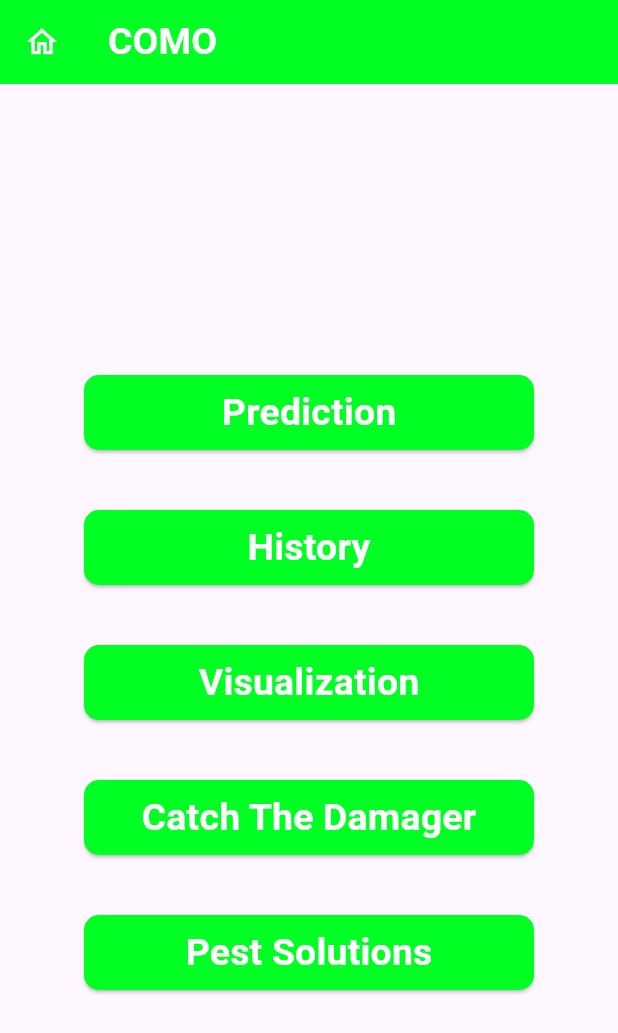
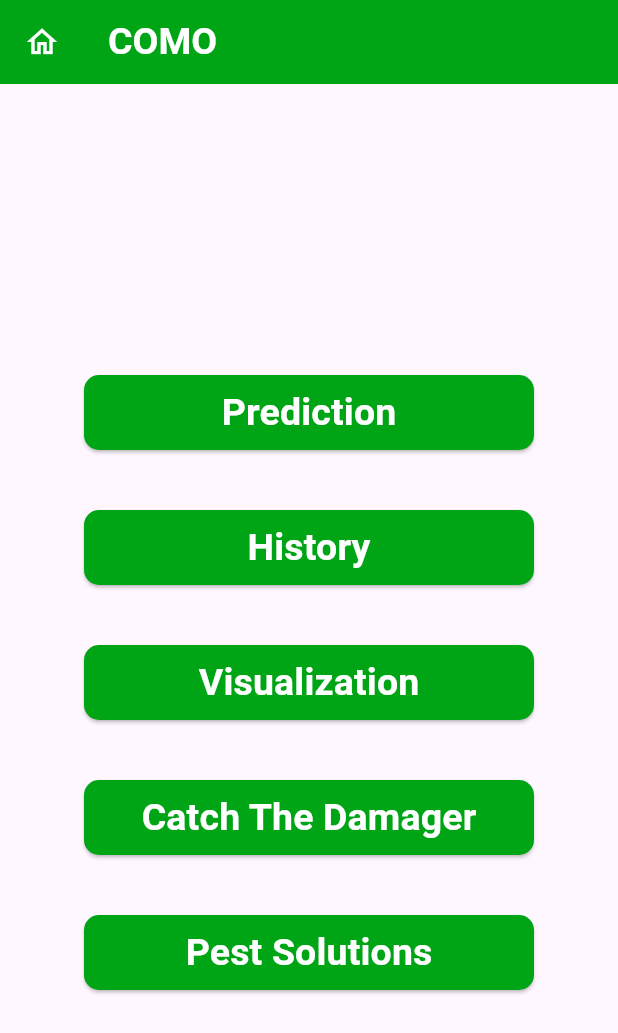
Before and after one commit to it20600334/COMO, a Flutter app: the screen it shows after launch, on a phone screen of 412 x 824 dp. Shown: the top 1033 px of the screen. Run offline on Flutter 3.47's test engine with Material 3 defaults, Android fonts, the light colour scheme and no system bars; our stand-ins replace firebase_core, firebase_database, flutter_svg, google_nav_bar, syncfusion_flutter_charts; accounts and stored records are empty.

Commit message:
color change

```diff
--- a/monkey_frontend/lib/Screens/homeScreen.dart
+++ b/monkey_frontend/lib/Screens/homeScreen.dart
@@ -18,7 +18,7 @@ class _HomePageState extends State<HomePage> {
   Widget build(BuildContext context) {
     return Scaffold(
       appBar: AppBar(
-        backgroundColor: const Color.fromARGB(255, 0, 255, 34),
+        backgroundColor: Color.fromARGB(255, 0, 165, 22),
         automaticallyImplyLeading: false,
         leading: IconButton(
           icon: const Icon(
@@ -66,7 +66,7 @@ class _HomePageState extends State<HomePage> {
                       fontWeight: FontWeight.bold),
                 ),
                 style: ElevatedButton.styleFrom(
-                  backgroundColor: Color.fromARGB(255, 0, 255, 34),
+                  backgroundColor: Color.fromARGB(255, 0, 165, 22),
                   shape: RoundedRectangleBorder(
                       borderRadius: BorderRadius.circular(10)),
                 ),
@@ -91,7 +91,7 @@ class _HomePageState extends State<HomePage> {
                       fontWeight: FontWeight.bold),
                 ),
                 style: ElevatedButton.styleFrom(
-                  backgroundColor: Color.fromARGB(255, 0, 255, 34),
+                  backgroundColor: Color.fromARGB(255, 0, 165, 22),
                   shape: RoundedRectangleBorder(
                       borderRadius: BorderRadius.circular(10)),
                 ),
@@ -118,7 +118,7 @@ class _HomePageState extends State<HomePage> {
                       fontWeight: FontWeight.bold),
                 ),
                 style: ElevatedButton.styleFrom(
-                  backgroundColor: Color.fromARGB(255, 0, 255, 34),
+                  backgroundColor: Color.fromARGB(255, 0, 165, 22),
                   shape: RoundedRectangleBorder(
                       borderRadius: BorderRadius.circular(10)),
                 ),
@@ -145,7 +145,7 @@ class _HomePageState extends State<HomePage> {
                       fontWeight: FontWeight.bold),
                 ),
                 style: ElevatedButton.styleFrom(
-                  backgroundColor: Color.fromARGB(255, 0, 255, 34),
+                  backgroundColor: Color.fromARGB(255, 0, 165, 22),
                   shape: RoundedRectangleBorder(
                       borderRadius: BorderRadius.circular(10)),
                 ),
@@ -172,7 +172,7 @@ class _HomePageState extends State<HomePage> {
                       fontWeight: FontWeight.bold),
                 ),
                 style: ElevatedButton.styleFrom(
-                  backgroundColor: Color.fromARGB(255, 0, 255, 34),
+                  backgroundColor: Color.fromARGB(255, 0, 165, 22),
                   shape: RoundedRectangleBorder(
                       borderRadius: BorderRadius.circular(10)),
                 ),
```
